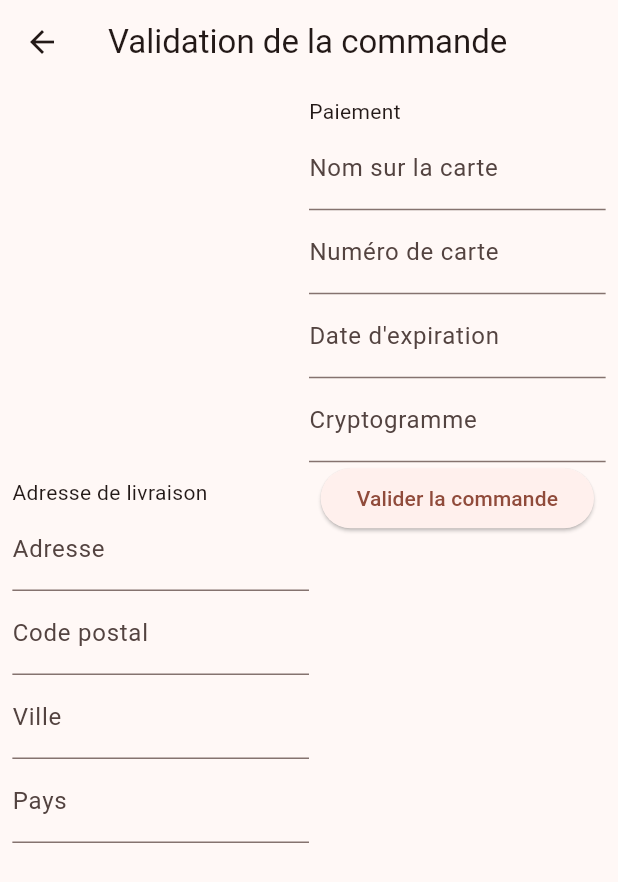
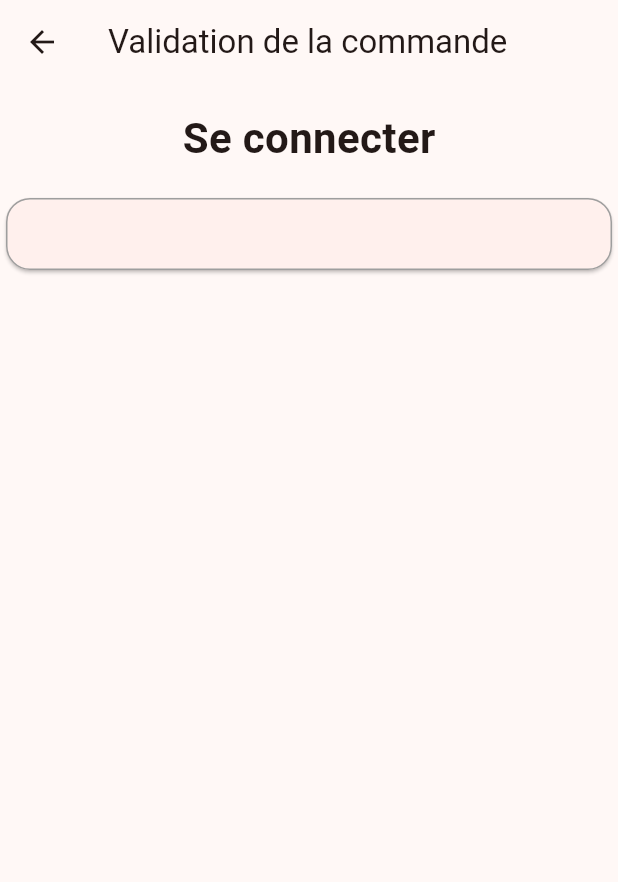
Before and after one commit to Rapsol272/breizhsport, a Flutter app: the PaymentPage screen opened directly with empty values, on a phone screen of 412 x 824 dp. Shown: the top 882 px of the screen. Run offline on Flutter 3.47's test engine with Material 3 defaults, Android fonts, the phone set to English and light mode, and no system bars; our stand-ins replace cloud_firestore, firebase_auth, firebase_core; missing offline and left inert: dart:js_interop; accounts and stored records are empty.

Commit message:
Created centered div for payment screen

```diff
--- a/breizhsport/lib/View/PaymentPage.dart
+++ b/breizhsport/lib/View/PaymentPage.dart
@@ -1,7 +1,5 @@
-
 import 'package:flutter/material.dart';
 import '../Ressources/Cart.dart';
-
 
 class PaymentPage extends StatefulWidget {
   final Cart cart;
@@ -18,150 +16,191 @@ class _PaymentPageState extends State<PaymentPage> {
 
   @override
   Widget build(BuildContext context) {
+    // return Scaffold(
+    //   appBar: AppBar(
+    //     title: const Text('Validation de la commande'),
+    //   ),
+    //   body: Padding(
+    //     padding: EdgeInsets.all( MediaQuery.of(context).size.width * 0.02),
+    //     child: Row(
+    //       children: [
+    //         Expanded(
+    //           child:
+    //         //formulaire d'adresse
+    //         Column(
+    //           mainAxisSize: MainAxisSize.min,
+    //           crossAxisAlignment: CrossAxisAlignment.start,
+    //           children: [
+    //             const Text('Adresse de livraison'),
+    //             Form(
+    //               key: _formKey,
+    //               child: Column(
+    //                 children: [
+    //                   TextFormField(
+    //                     decoration:const InputDecoration(
+    //                       labelText: 'Adresse',
+    //                     ),
+    //                     validator: (value) {
+    //                       if (value == null || value.isEmpty) {
+    //                         return 'Veuillez entrer une adresse';
+    //                       }
+    //                       return null;
+    //                     },
+    //                   ),
+    //                   TextFormField(
+    //                     decoration:const InputDecoration(
+    //                       labelText: 'Code postal',
+    //                     ),
+    //                     validator: (value) {
+    //                       if (value == null || value.isEmpty) {
+    //                         return 'Veuillez entrer un code postal';
+    //                       }
+    //                       return null;
+    //                     },
+    //                   ),
+    //                   TextFormField(
+    //                     decoration:const InputDecoration(
+    //                       labelText: 'Ville',
+    //                     ),
+    //                     validator: (value) {
+    //                       if (value == null || value.isEmpty) {
+    //                         return 'Veuillez entrer une ville';
+    //                       }
+    //                       return null;
+    //                     },
+    //                   ),
+    //                   TextFormField(
+    //                     decoration: const InputDecoration(
+    //                       labelText: 'Pays',
+    //                     ),
+    //                     validator: (value) {
+    //                       if (value == null || value.isEmpty) {
+    //                         return 'Veuillez entrer un pays';
+    //                       }
+    //                       return null;
+    //                     },
+    //                   ),
+    //                   ],
+    //                 ),
+    //               ),
+    //           ],
+    //         ),
+    //         ),
+    //         //fomulaire de paiement
+    //         Expanded(
+    //           child:
+    //         Column(
+    //           crossAxisAlignment: CrossAxisAlignment.start,
+    //           children: [
+    //             const Text('Paiement'),
+    //             Form(
+    //               child: Column(
+    //                 children: [
+    //                   TextFormField(
+    //                     decoration: const InputDecoration(
+    //                       labelText: 'Nom sur la carte',
+    //                     ),
+    //                     validator: (value) {
+    //                       if (value == null || value.isEmpty) {
+    //                         return 'Veuillez entrer un nom';
+    //                       }
+    //                       return null;
+    //                     },
+    //                   ),
+    //                   TextFormField(
+    //                     decoration: const InputDecoration(
+    //                       labelText: 'Numéro de carte',
+    //                     ),
+    //                     validator: (value) {
+    //                       if (value == null || value.isEmpty) {
+    //                         return 'Veuillez entrer un numéro de carte';
+    //                       }
+    //                       return null;
+    //                     },
+    //                   ),
+    //                   TextFormField(
+    //                     decoration: const InputDecoration(
+    //                       labelText: 'Date d\'expiration',
+    //                     ),
+    //                     validator: (value) {
+    //                       if (value == null || value.isEmpty) {
+    //                         return 'Veuillez entrer une date d\'expiration';
+    //                       }
+    //                       return null;
+    //                     },
+    //                   ),
+    //                   TextFormField(
+    //                     decoration: const InputDecoration(
+    //                       labelText: 'Cryptogramme',
+    //                     ),
+    //                     validator: (value) {
+    //                       if (value == null || value.isEmpty) {
+    //                         return 'Veuillez entrer un cryptogramme';
+    //                       }
+    //                       return null;
+    //                     },
+    //                   ),
+    //                   ElevatedButton(
+    //                       child:  const Text('Valider la commande'),
+    //                     onPressed: () {
+    //                       if (_formKey.currentState!.validate()) {
+    //                         setState(() {
+    //                           _isLoading = true;
+    //                         });
+    //                         //envoi des données de paiement
+    //                       }
+    //                     }
+    //                   ),
+    //                 ],
+    //               ),
+    //             ),
+    //           ],
+    //         ),
+    //         ),
+    //       ],
+    //     ),
+    //   ),
+    // );
     return Scaffold(
         appBar: AppBar(
           title: const Text('Validation de la commande'),
         ),
-      body: Padding(
-        padding: EdgeInsets.all( MediaQuery.of(context).size.width * 0.02),
+        body: Center(
+            child: Container(
+          alignment: Alignment.center,
+          constraints: const BoxConstraints(
+            maxWidth: 840,
+          ),
+          child:
+              Column(crossAxisAlignment: CrossAxisAlignment.center, children: [
+            const SizedBox(height: 16),
+            const Text(
+              "Se connecter",
+              style: TextStyle(fontSize: 28, fontWeight: FontWeight.bold),
+            ),
+            const SizedBox(height: 16),
+            Card(
+              // Add a border to the card
+              shape: RoundedRectangleBorder(
+                  borderRadius: BorderRadius.circular(16),
+                  side: const BorderSide(color: Colors.grey)),
+              child: Padding(
+                padding: const EdgeInsets.all(16),
                 child: Row(
                   children: [
-            Expanded(
-              child:
-            //formulaire d'adresse
-            Column(
-              mainAxisSize: MainAxisSize.min,
-              crossAxisAlignment: CrossAxisAlignment.start,
-              children: [
-                const Text('Adresse de livraison'),
-                Form(
-                  key: _formKey,
-                  child: Column(
-                    children: [
-                      TextFormField(
-                        decoration:const InputDecoration(
-                          labelText: 'Adresse',
+                    Container(),
+                    const SizedBox(width: 16),
+                    Column(),
+                    const VerticalDivider(
+                      color: Colors.grey,
                     ),
-                        validator: (value) {
-                          if (value == null || value.isEmpty) {
-                            return 'Veuillez entrer une adresse';
-                          }
-                          return null;
-                        },
-                      ),
-                      TextFormField(
-                        decoration:const InputDecoration(
-                          labelText: 'Code postal',
-                        ),
-                        validator: (value) {
-                          if (value == null || value.isEmpty) {
-                            return 'Veuillez entrer un code postal';
-                          }
-                          return null;
-                        },
-                      ),
-                      TextFormField(
-                        decoration:const InputDecoration(
-                          labelText: 'Ville',
-                        ),
-                        validator: (value) {
-                          if (value == null || value.isEmpty) {
-                            return 'Veuillez entrer une ville';
-                          }
-                          return null;
-                        },
-                      ),
-                      TextFormField(
-                        decoration: const InputDecoration(
-                          labelText: 'Pays',
-                        ),
-                        validator: (value) {
-                          if (value == null || value.isEmpty) {
-                            return 'Veuillez entrer un pays';
-                          }
-                          return null;
-                        },
-                      ),
+                    const SizedBox(height: 16),
+                    Column(),
                   ],
                 ),
               ),
-              ],
-            ),
-            ),
-            //fomulaire de paiement
-            Expanded(
-              child:
-            Column(
-              crossAxisAlignment: CrossAxisAlignment.start,
-              children: [
-                const Text('Paiement'),
-                Form(
-                  child: Column(
-                    children: [
-                      TextFormField(
-                        decoration: const InputDecoration(
-                          labelText: 'Nom sur la carte',
-                        ),
-                        validator: (value) {
-                          if (value == null || value.isEmpty) {
-                            return 'Veuillez entrer un nom';
-                          }
-                          return null;
-                        },
-                      ),
-                      TextFormField(
-                        decoration: const InputDecoration(
-                          labelText: 'Numéro de carte',
-                        ),
-                        validator: (value) {
-                          if (value == null || value.isEmpty) {
-                            return 'Veuillez entrer un numéro de carte';
-                          }
-                          return null;
-                        },
-                      ),
-                      TextFormField(
-                        decoration: const InputDecoration(
-                          labelText: 'Date d\'expiration',
-                        ),
-                        validator: (value) {
-                          if (value == null || value.isEmpty) {
-                            return 'Veuillez entrer une date d\'expiration';
-                          }
-                          return null;
-                        },
-                      ),
-                      TextFormField(
-                        decoration: const InputDecoration(
-                          labelText: 'Cryptogramme',
-                        ),
-                        validator: (value) {
-                          if (value == null || value.isEmpty) {
-                            return 'Veuillez entrer un cryptogramme';
-                          }
-                          return null;
-                        },
-                      ),
-                      ElevatedButton(
-                          child:  const Text('Valider la commande'),
-                        onPressed: () {
-                          if (_formKey.currentState!.validate()) {
-                            setState(() {
-                              _isLoading = true;
-                            });
-                            //envoi des données de paiement
+            )
+          ]),
+        )));
   }
 }
-                      ),
-                    ],
-                  ),
-                ),
-              ],
-            ),
-            ),
-          ],
-        ),
-      ),
-    );
-  }
-}
```
Also changed, not shown: breizhsport/lib/View/SignInPage.dart (+0 -75 lines). Lines whose indentation alone changed are shown as unchanged.
